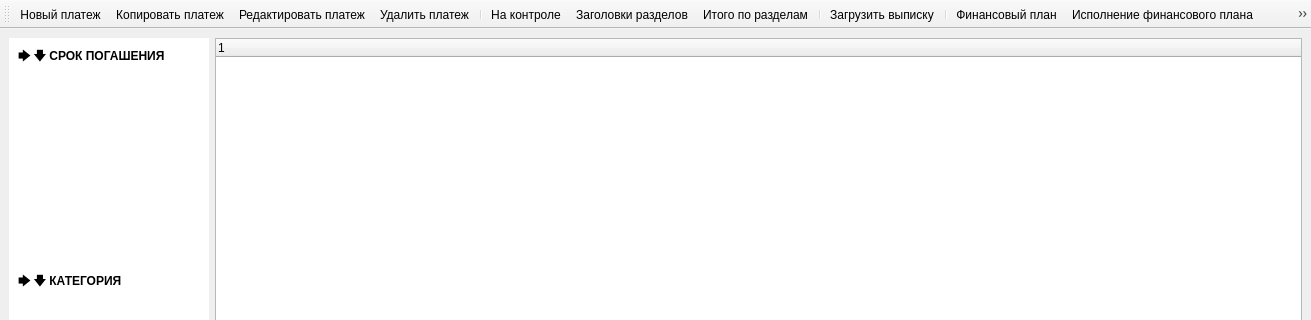
First picture: the form in designer/ui/mainwindow.ui, repository Aleee/FinanceCalender, before the edit; both pictures show x 0 to 1311 and y 0 to 320 of the 1311 by 750 pixel window.
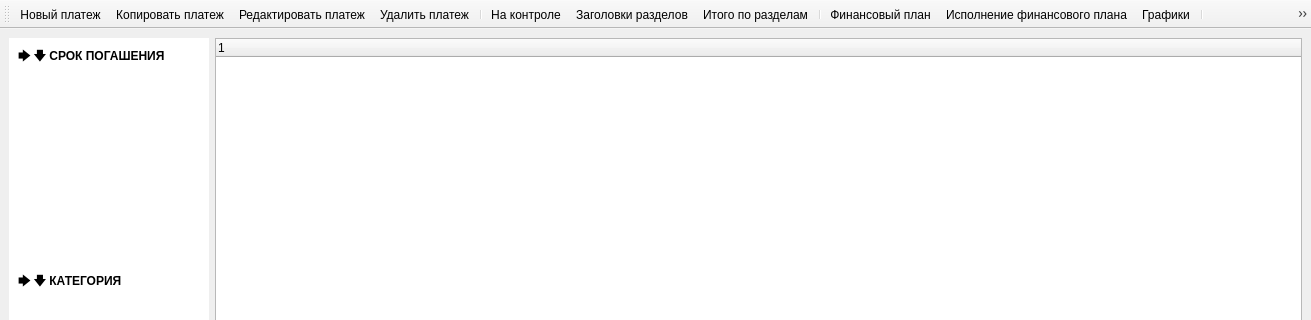
Second picture: the form after the edit. Icons and pictures are not drawn. Custom widgets are drawn as their Qt base class.

Diff of the .ui file:
```diff
--- a/designer/ui/mainwindow.ui
+++ b/designer/ui/mainwindow.ui
@@ -792,6 +792,12 @@
    <property name="windowTitle">
     <string>toolBar</string>
    </property>
+   <property name="iconSize">
+    <size>
+     <width>30</width>
+     <height>30</height>
+    </size>
+   </property>
    <attribute name="toolBarArea">
     <enum>TopToolBarArea</enum>
    </attribute>
@@ -807,13 +813,15 @@
    <addaction name="act_toggleheaders"/>
    <addaction name="act_togglefooters"/>
    <addaction name="separator"/>
-   <addaction name="act_fees"/>
-   <addaction name="separator"/>
    <addaction name="act_finplan"/>
    <addaction name="act_fulfillment"/>
    <addaction name="act_chart"/>
    <addaction name="separator"/>
+   <addaction name="act_fees"/>
+   <addaction name="act_matching"/>
+   <addaction name="separator"/>
    <addaction name="act_export"/>
+   <addaction name="act_contracts"/>
    <addaction name="act_settings"/>
    <addaction name="separator"/>
   </widget>
@@ -1007,6 +1015,30 @@
     <enum>QAction::MenuRole::NoRole</enum>
    </property>
   </action>
+  <action name="act_matching">
+   <property name="icon">
+    <iconset resource="../../resources.qrc">
+     <normaloff>:/designer/icons/matching.svg</normaloff>:/designer/icons/matching.svg</iconset>
+   </property>
+   <property name="text">
+    <string>Сверить выспику</string>
+   </property>
+   <property name="menuRole">
+    <enum>QAction::MenuRole::NoRole</enum>
+   </property>
+  </action>
+  <action name="act_contracts">
+   <property name="icon">
+    <iconset resource="../../resources.qrc">
+     <normaloff>:/designer/icons/contract.svg</normaloff>:/designer/icons/contract.svg</iconset>
+   </property>
+   <property name="text">
+    <string>Контракты</string>
+   </property>
+   <property name="menuRole">
+    <enum>QAction::MenuRole::NoRole</enum>
+   </property>
+  </action>
  </widget>
  <customwidgets>
   <customwidget>
```
Left out of the diff: 2 changed lines with no effect on the pictures.
